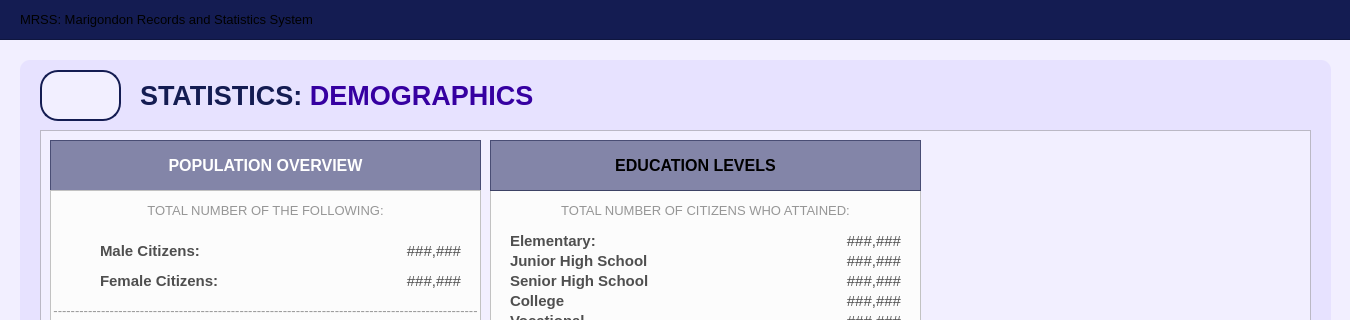
The window that UI/MainPages/StatisticPages/demographic.ui (Yohhannn/Barangay-Records-Statistics-System) describes before a commit, drawn with Qt 5; both pictures show x 0 to 1350 and y 0 to 320 of the 1350 by 850 pixel window.
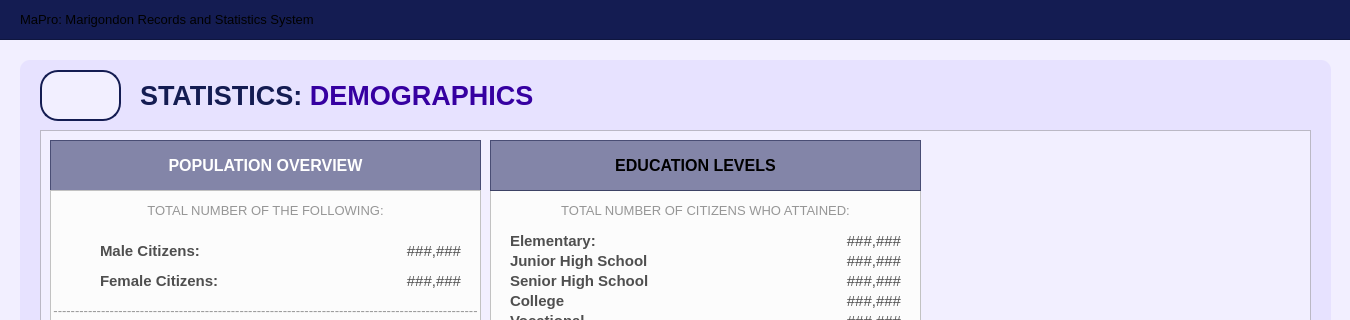
The same window after the commit. Icons and pictures are not drawn.

Diff of the .ui file:
```diff
--- a/UI/MainPages/StatisticPages/demographic.ui
+++ b/UI/MainPages/StatisticPages/demographic.ui
@@ -75,7 +75,7 @@
 </string>
     </property>
     <property name="text">
-     <string>MRSS: Marigondon Records and Statistics System</string>
+     <string>MaPro: Marigondon Records and Statistics System</string>
     </property>
     <property name="alignment">
      <set>Qt::AlignmentFlag::AlignLeading|Qt::AlignmentFlag::AlignLeft|Qt::AlignmentFlag::AlignVCenter</set>
```
